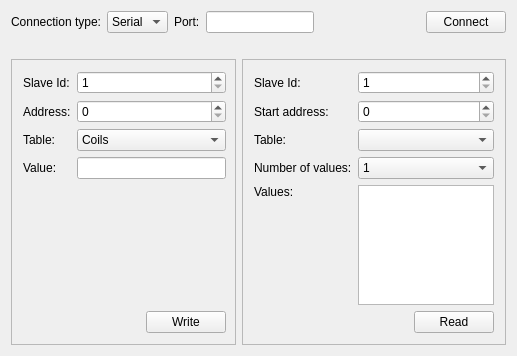
First picture: the form in examples/serialbus/modbus/master/mainwindow.ui, repository qt/qtserialbus, before the edit.
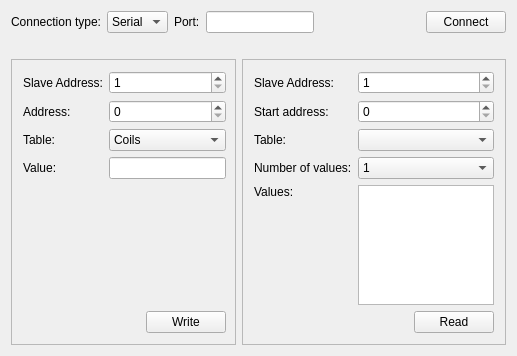
Second picture: the form after the edit.

Commit message:
Rename slaveId to slaveAddress
Rename all occurrences of slaveId and according read write functions to
slaveAddress to avoid confusion with the slave ID code for function code
17

```diff
--- a/examples/serialbus/modbus/master/mainwindow.ui
+++ b/examples/serialbus/modbus/master/mainwindow.ui
@@ -222,7 +222,7 @@
            <item row="0" column="0">
             <widget class="QLabel" name="label_10">
              <property name="text">
-              <string>Slave Id:</string>
+              <string>Slave Address:</string>
              </property>
             </widget>
            </item>
@@ -342,7 +342,7 @@
            <item row="0" column="0">
             <widget class="QLabel" name="label_11">
              <property name="text">
-              <string>Slave Id:</string>
+              <string>Slave Address:</string>
              </property>
             </widget>
            </item>
```
The commit also changes 20 other files.
